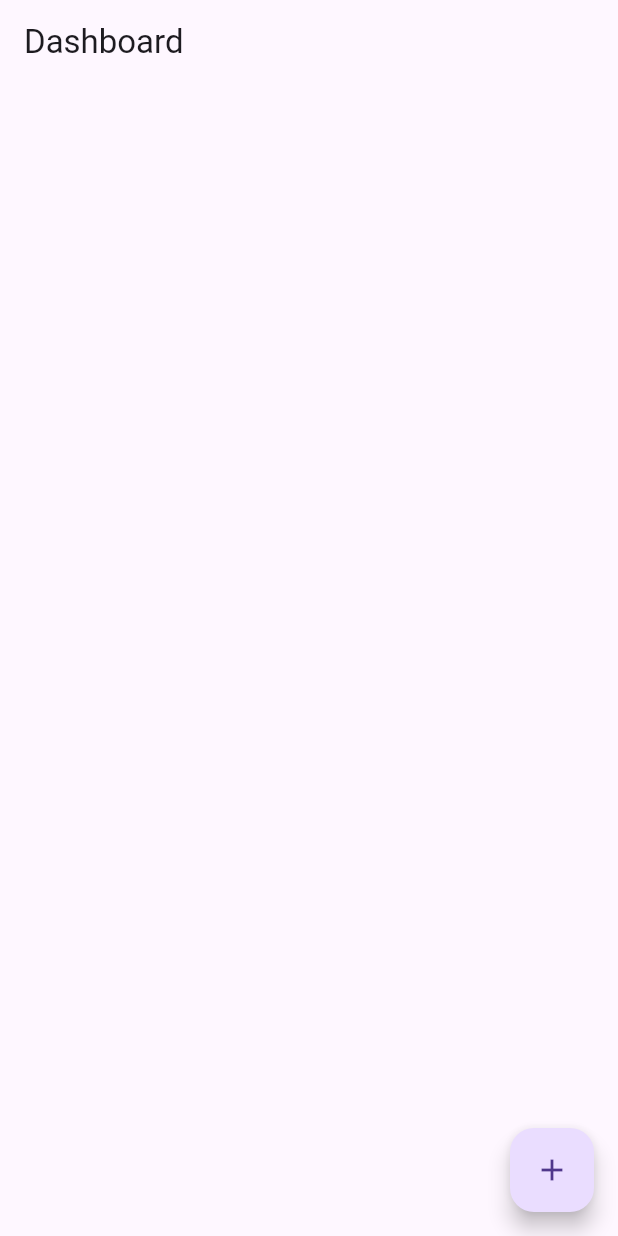
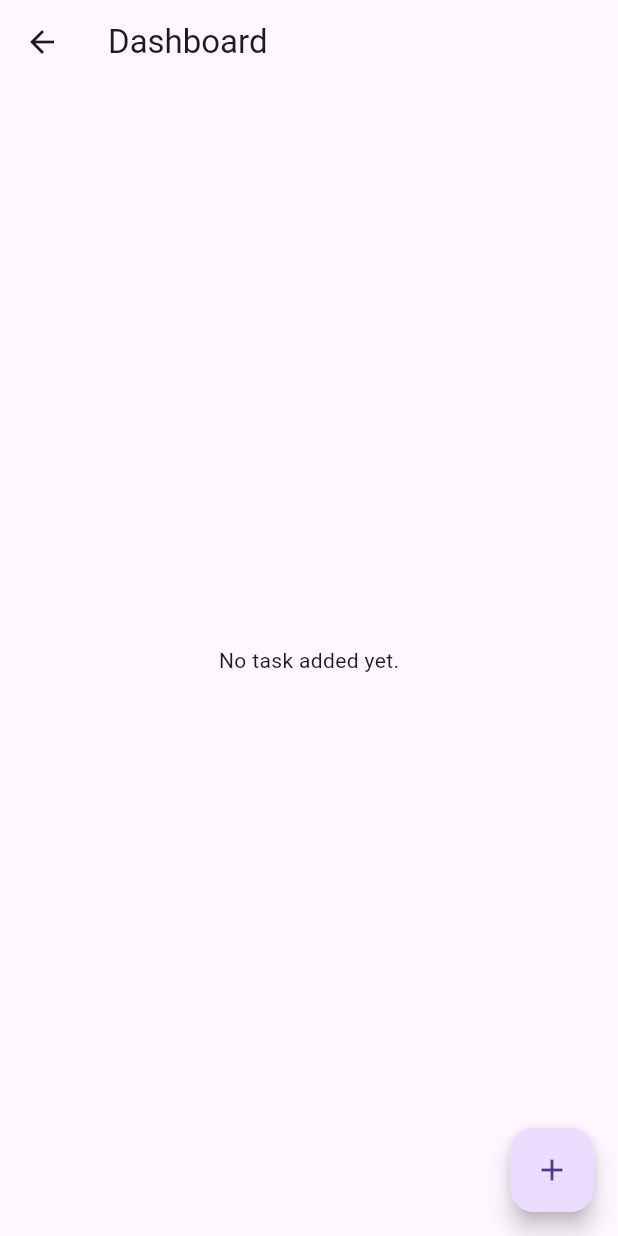
Before and after one commit to bhupesh73/Flutter_Network, a Flutter app: the Dashboard screen opened directly, on a phone screen of 412 x 824 dp. Run offline on Flutter 3.47's test engine with Material 3 defaults, Android fonts, the phone set to English and light mode, and no system bars; our stand-ins replace image_picker.

Commit message:
Dashboard and login added

```diff
--- a/lib/dashboard.dart
+++ b/lib/dashboard.dart
@@ -1,8 +1,13 @@
+import 'dart:io';
+
 import 'package:flutter/material.dart';
+import 'package:intl/intl.dart';
 import 'package:loginuicolors/addtask.dart';
 
 class Dashboard extends StatefulWidget {
-  const Dashboard({Key? key}) : super(key: key);
+  final Task? task;
+
+  const Dashboard({Key? key, this.task}) : super(key: key);
 
   @override
   State<Dashboard> createState() => _DashboardState();
@@ -12,8 +17,11 @@ class _DashboardState extends State<Dashboard> {
   @override
   Widget build(BuildContext context) {
     return Scaffold(
-      appBar: AppBar( // Add an empty app bar
+      appBar: AppBar(
         title: Text('Dashboard'),
+      ),
+      body: Center(
+        child: widget.task != null ? _buildTaskInfo() : _buildNoTaskInfo(),
       ),
       floatingActionButton: FloatingActionButton(
         onPressed: () {
@@ -27,4 +35,53 @@ class _DashboardState extends State<Dashboard> {
       ),
     );
   }
+
+  Widget _buildTaskInfo() {
+    final dateFormat = DateFormat('yyyy-MM-dd');
+
+    return Padding(
+      padding: const EdgeInsets.all(16.0),
+      child: Card(
+        elevation: 4.0,
+        child: ListTile(
+          title: Text(widget.task!.taskName),
+          subtitle: Column(
+            crossAxisAlignment: CrossAxisAlignment.start,
+            children: [
+              Text("Urgency: ${widget.task!.urgency}"),
+              Text("Start Date: ${dateFormat.format(widget.task!.startDate)}"),
+              Text("End Date: ${dateFormat.format(widget.task!.endDate)}"),
+              Text("Address: ${widget.task!.address}"),
+              Text("Description: ${widget.task!.description}"),
+            ],
+          ),
+
+          // trailing: Icon(Icons.check_circle, color: Colors.green),
+        ),
+      ),
+    );
+  }
+
+  Widget _buildNoTaskInfo() {
+    return const Text("No task added yet.");
+  }
 }
+
+class Task {
+  final String taskName;
+  final String urgency;
+  final DateTime startDate;
+  final DateTime endDate;
+  final String address;
+  final String description;
+
+  Task({
+    required this.taskName,
+    required this.urgency,
+    required this.startDate,
+    required this.endDate,
+    required this.address,
+    required this.description,
+    File? image,
+  });
+}
--- a/pubspec.yaml
+++ b/pubspec.yaml
@@ -23,6 +23,8 @@ environment:
 dependencies:
   flutter:
     sdk: flutter
+  image_picker: ^0.8.4+3
+  intl: ^0.17.0
 
 
   # The following adds the Cupertino Icons font to your application.
```
Also changed, not shown: lib/addtask.dart (+65 -21 lines), lib/login.dart (+45 -37 lines), lib/main.dart (+3 -4 lines), pubspec.lock, 4 other files.
